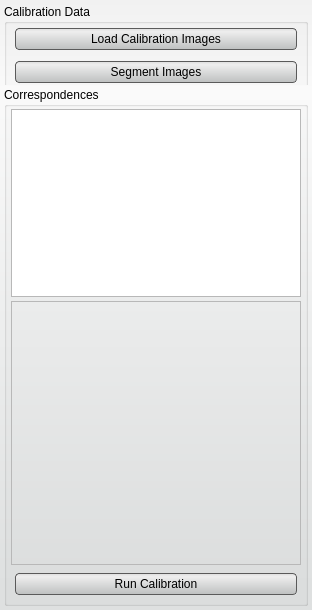
This is src/Interface/BackscatterReconstruction/CalibrationToolInterface.ui in rblake/seg3d2 as Qt 5 draws it before an edit. The edited form follows.
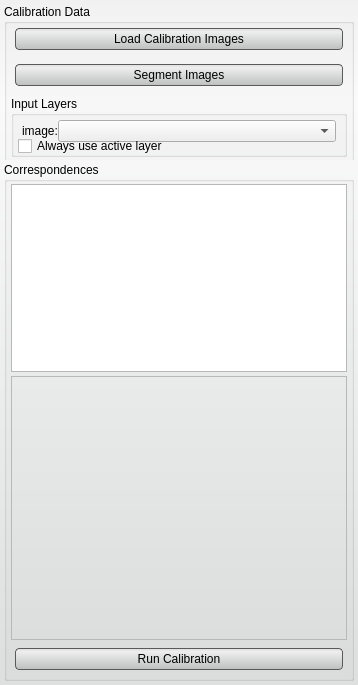
This is the edited form. Icons and pictures are not drawn. Custom widgets are drawn as their Qt base class.

Commit message: Add new GUI widgets to give user control over data and mask layers used in calibration and reconstruction. Reset imports in algorithm.

What changed in the file:
```diff
--- a/src/Interface/BackscatterReconstruction/CalibrationToolInterface.ui
+++ b/src/Interface/BackscatterReconstruction/CalibrationToolInterface.ui
@@ -6,8 +6,8 @@
    <rect>
     <x>0</x>
     <y>0</y>
-    <width>312</width>
-    <height>610</height>
+    <width>358</width>
+    <height>685</height>
    </rect>
   </property>
   <property name="windowTitle">
@@ -67,13 +67,13 @@
         <property name="minimumSize">
          <size>
           <width>0</width>
-          <height>86</height>
+          <height>160</height>
          </size>
         </property>
         <property name="maximumSize">
          <size>
           <width>16777215</width>
-          <height>86</height>
+          <height>160</height>
          </size>
         </property>
         <property name="title">
@@ -124,6 +124,108 @@
            </property>
           </widget>
          </item>
+         <item>
+          <widget class="QGroupBox" name="input_groupbox_">
+           <property name="title">
+            <string>Input Layers</string>
+           </property>
+           <layout class="QVBoxLayout" name="verticalLayout_8">
+            <property name="spacing">
+             <number>6</number>
+            </property>
+            <property name="leftMargin">
+             <number>4</number>
+            </property>
+            <property name="topMargin">
+             <number>0</number>
+            </property>
+            <property name="rightMargin">
+             <number>4</number>
+            </property>
+            <property name="bottomMargin">
+             <number>4</number>
+            </property>
+            <item>
+             <widget class="QWidget" name="widget_11" native="true">
+              <property name="minimumSize">
+               <size>
+                <width>0</width>
+                <height>30</height>
+               </size>
+              </property>
+              <layout class="QHBoxLayout" name="horizontalLayout_8" stretch="1,10">
+               <property name="spacing">
+                <number>0</number>
+               </property>
+               <property name="leftMargin">
+                <number>4</number>
+               </property>
+               <property name="topMargin">
+                <number>0</number>
+               </property>
+               <property name="rightMargin">
+                <number>4</number>
+               </property>
+               <property name="bottomMargin">
+                <number>0</number>
+               </property>
+               <item>
+                <widget class="QLabel" name="label_10">
+                 <property name="text">
+                  <string>image:</string>
+                 </property>
+                </widget>
+               </item>
+               <item>
+                <widget class="QtUtils::QtDropableComboBox" name="input_a_">
+                 <property name="sizePolicy">
+                  <sizepolicy hsizetype="Ignored" vsizetype="Fixed">
+                   <horstretch>0</horstretch>
+                   <verstretch>0</verstretch>
+                  </sizepolicy>
+                 </property>
+                </widget>
+               </item>
+              </layout>
+             </widget>
+            </item>
+            <item>
+             <widget class="QWidget" name="widget_12" native="true">
+              <property name="minimumSize">
+               <size>
+                <width>0</width>
+                <height>20</height>
+               </size>
+              </property>
+              <layout class="QHBoxLayout" name="horizontalLayout_10">
+               <property name="spacing">
+                <number>0</number>
+               </property>
+               <property name="margin">
+                <number>0</number>
+               </property>
+               <item>
+                <widget class="QCheckBox" name="use_active_layer_">
+                 <property name="enabled">
+                 <bool>true</bool>
+                 </property>
+                 <property name="minimumSize">
+                  <size>
+                   <width>0</width>
+                   <height>20</height>
+                  </size>
+                 </property>
+                 <property name="text">
+                  <string>Always use active layer</string>
+                 </property>
+                </widget>
+               </item>
+              </layout>
+             </widget>
+            </item>
+           </layout>
+          </widget>
+         </item>
         </layout>
        </widget>
       </item>
@@ -194,6 +296,13 @@
    </item>
   </layout>
  </widget>
+ <customwidgets>
+  <customwidget>
+   <class>QtUtils::QtDropableComboBox</class>
+   <extends>QComboBox</extends>
+   <header location="global">QtUtils/Widgets/QtDropableComboBox.h</header>
+  </customwidget>
+ </customwidgets>
  <resources>
   <include location="../../Resources/QtResources.qrc"/>
  </resources>
```
The commit also changes 17 other files.
